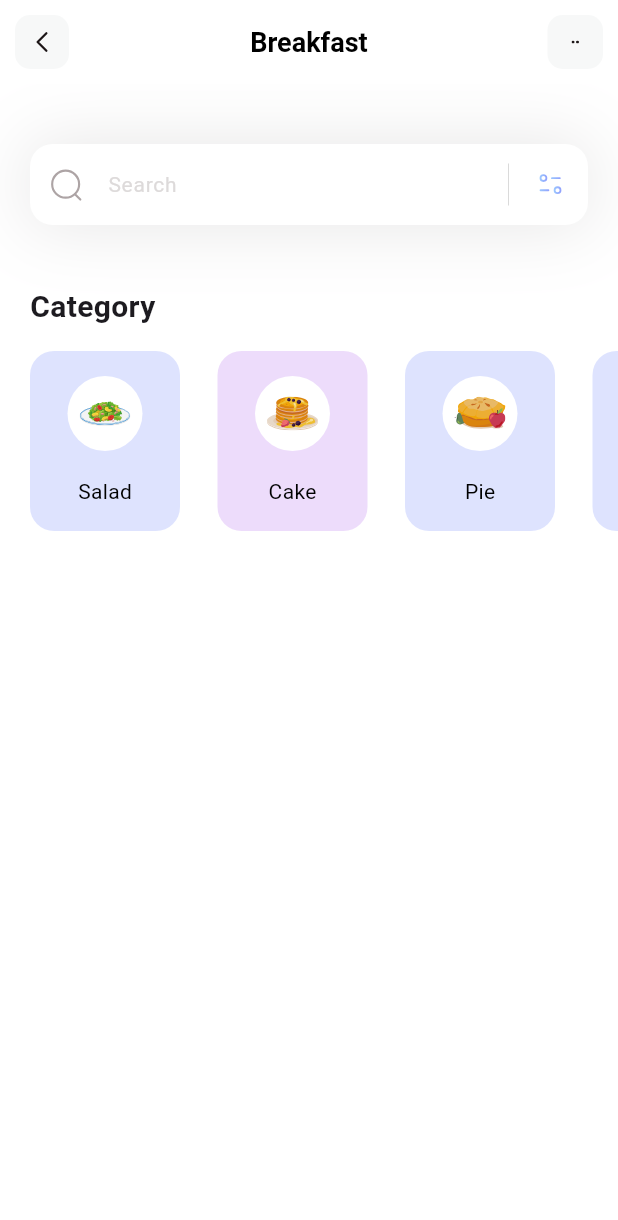
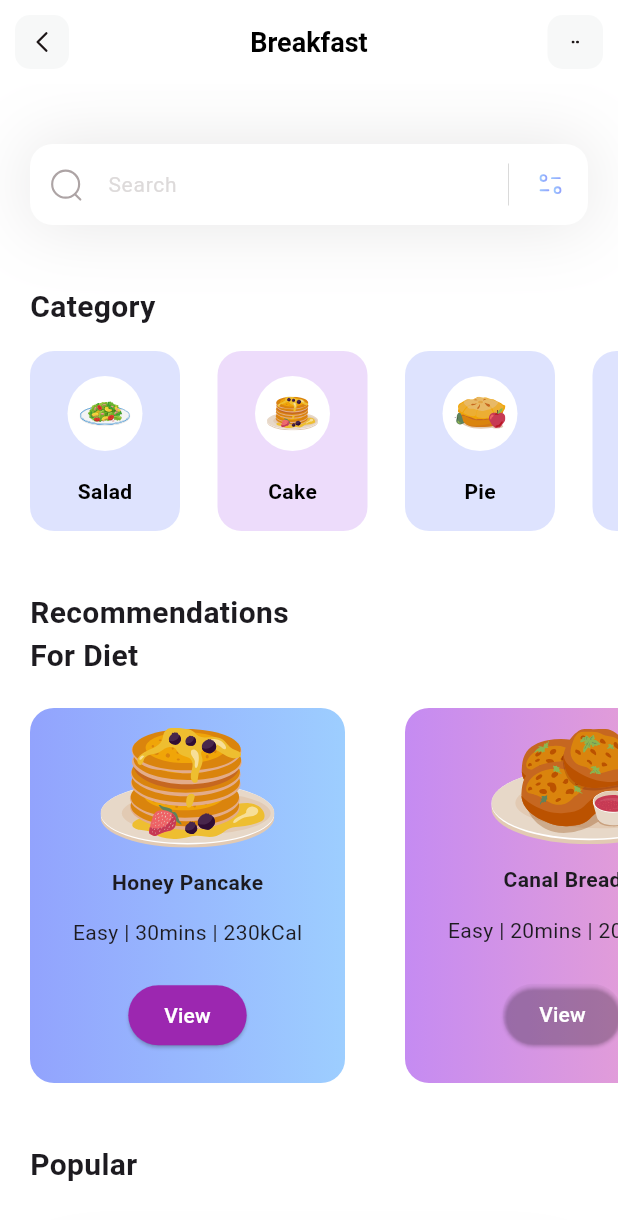
Before and after one commit to Aryan-Sood/Food-App, a Flutter app: the screen it shows after launch, on a phone screen of 412 x 824 dp. Shown: the top 1220 px of the screen. Run offline on Flutter 3.47's test engine with Material 3 defaults, Android fonts, the phone set to English and light mode, and no system bars; our stand-ins replace flutter_svg.

Commit message:
recommendations and popular section

```diff
--- /dev/null
+++ b/lib/models/popular_model.dart
@@ -0,0 +1,30 @@
+class Popular {
+  String path;
+  String name;
+  String desc;
+  bool isSelected;
+
+  Popular({
+    required this.path,
+    required this.name,
+    required this.desc,
+    required this.isSelected,
+  });
+
+  static List<Popular> getPopular() {
+    List<Popular> popular = [];
+
+    popular.add(Popular(
+        path: "assets/icons/pop1.svg",
+        name: "Blueberry Pancake",
+        desc: "Medium | 30mins | 230kCal",
+        isSelected: true));
+    popular.add(Popular(
+        path: "assets/icons/pop2.svg",
+        name: "Salmon Nigiri",
+        desc: "Medium | 20mins | 120kCal",
+        isSelected: false));
+
+    return popular;
+  }
+}
--- /dev/null
+++ b/lib/models/recommendations_model.dart
@@ -0,0 +1,38 @@
+import 'package:flutter/material.dart';
+
+class Recommendations {
+  String path;
+  String name;
+  String desc;
+  LinearGradient boxColor;
+  bool isSelected;
+
+  Recommendations({
+    required this.path,
+    required this.name,
+    required this.desc,
+    required this.boxColor,
+    required this.isSelected,
+  });
+
+  static List<Recommendations> getRecommendations() {
+    List<Recommendations> recommend = [];
+    recommend.add(Recommendations(
+        path: "assets/icons/rec1.svg",
+        name: "Honey Pancake",
+        desc: "Easy | 30mins | 230kCal",
+        boxColor:
+            LinearGradient(colors: [Color(0xff92A3FD), Color(0xff9DCEFF)]),
+        isSelected: true));
+
+    recommend.add(Recommendations(
+        path: "assets/icons/rec2.svg",
+        name: "Canal Bread",
+        desc: "Easy | 20mins | 200kCal",
+        boxColor:
+            LinearGradient(colors: [Color(0xffC58BF2), Color(0xffEEA4CE)]),
+        isSelected: false));
+
+    return recommend;
+  }
+}
--- a/lib/pages/home.dart
+++ b/lib/pages/home.dart
@@ -1,6 +1,8 @@
 import "package:flutter/material.dart";
 import "package:flutter_svg/flutter_svg.dart";
 import "package:food/models/category_model.dart";
+import "package:food/models/popular_model.dart";
+import "package:food/models/recommendations_model.dart";
 
 class HomePage extends StatefulWidget {
   HomePage({super.key});
@@ -11,41 +13,210 @@ class HomePage extends StatefulWidget {
 
 class _HomePageState extends State<HomePage> {
   List<CategoryModel> categories = [];
+  List<Recommendations> recommend = [];
+  List<Popular> popular = [];
 
   void _getCategories() {
     categories = CategoryModel.getCategories();
   }
 
+  void _getRecommendations() {
+    recommend = Recommendations.getRecommendations();
+  }
+
+  void _getPopular() {
+    popular = Popular.getPopular();
+  }
+
   @override
   void initState() {
     _getCategories();
+    _getRecommendations();
+    _getPopular();
   }
 
   @override
   Widget build(BuildContext context) {
     _getCategories();
+    _getRecommendations();
+    _getPopular();
     return Scaffold(
       appBar: appBar(),
-      backgroundColor: Colors.white,
-      body: Column(
+      backgroundColor: Color(0xffFFFFFF),
+      body: SingleChildScrollView(
+        child: Column(
           crossAxisAlignment: CrossAxisAlignment.start,
           children: [
             searchBar(),
-          SizedBox(
+            const SizedBox(
               height: 40,
             ),
-          Padding(
-            padding: const EdgeInsets.only(left: 20),
+            const Padding(
+              padding: EdgeInsets.only(left: 20),
               child: Text(
                 "Category",
                 style: TextStyle(fontWeight: FontWeight.bold, fontSize: 20),
               ),
             ),
-          SizedBox(
+            const SizedBox(
               height: 15,
             ),
             categories_section(),
+            const SizedBox(
+              height: 40,
+            ),
+            const Padding(
+              padding: EdgeInsets.only(left: 20),
+              child: Text(
+                "Recommendations\nFor Diet",
+                style: TextStyle(fontWeight: FontWeight.bold, fontSize: 20),
+              ),
+            ),
+            const SizedBox(
+              height: 20,
+            ),
+            _recommendations(),
+            const SizedBox(
+              height: 40,
+            ),
+            const Padding(
+              padding: EdgeInsets.only(left: 20),
+              child: Text(
+                "Popular",
+                style: TextStyle(fontWeight: FontWeight.bold, fontSize: 20),
+              ),
+            ),
+            const SizedBox(
+              height: 40,
+            ),
+            _popular(),
+            SizedBox(
+              height: 40,
+            )
           ],
+        ),
+      ),
+    );
+  }
+
+  Container _popular() {
+    return Container(
+      color: Color(0xffFFFFFF),
+      child: ListView.separated(
+        scrollDirection: Axis.vertical,
+        itemBuilder: (context, index) {
+          return Padding(
+            padding: const EdgeInsets.all(8.0),
+            child: Container(
+              height: 100,
+              decoration: BoxDecoration(
+                borderRadius: BorderRadius.circular(16),
+                boxShadow: [
+                  BoxShadow(
+                    color: Color(0xff1D1617).withOpacity(0.07),
+                    offset: Offset(0, 10),
+                    blurRadius: 40,
+                    spreadRadius: 0,
+                  )
+                ],
+                color: Colors.white,
+              ),
+              margin: EdgeInsets.only(left: 20, right: 20),
+              child: Row(
+                mainAxisAlignment: MainAxisAlignment.spaceEvenly,
+                crossAxisAlignment: CrossAxisAlignment.center,
+                children: [
+                  SvgPicture.asset(popular[index].path),
+                  Column(
+                    mainAxisAlignment: MainAxisAlignment.center,
+                    children: [
+                      Text(
+                        popular[index].name,
+                        style: TextStyle(
+                            fontWeight: FontWeight.bold, fontSize: 14),
+                      ),
+                      Text(
+                        popular[index].desc,
+                        style: TextStyle(
+                            fontWeight: FontWeight.w400, fontSize: 14),
+                      ),
+                    ],
+                  ),
+                  Container(
+                    padding: EdgeInsets.all(0),
+                    width: 35,
+                    height: 35,
+                    decoration: BoxDecoration(
+                      shape: BoxShape.circle,
+                      color: Colors.white,
+                    ),
+                    child: Icon(
+                      Icons.arrow_circle_right_rounded,
+                      color: Colors.grey,
+                      size: 30,
+                    ),
+                  ),
+                ],
+              ),
+            ),
+          );
+        },
+        separatorBuilder: (context, index) => const SizedBox(
+          height: 5,
+        ),
+        itemCount: popular.length,
+        shrinkWrap: true,
+      ),
+    );
+  }
+
+  Padding _recommendations() {
+    return Padding(
+      padding: const EdgeInsets.only(left: 20),
+      child: Container(
+        height: 250,
+        child: ListView.separated(
+            scrollDirection: Axis.horizontal,
+            itemBuilder: (context, index) {
+              return Container(
+                width: 210,
+                padding: const EdgeInsets.only(left: 20, right: 20),
+                decoration: BoxDecoration(
+                  borderRadius: BorderRadius.circular(16),
+                  gradient: recommend[index].boxColor,
+                ),
+                child: Column(
+                  mainAxisAlignment: MainAxisAlignment.spaceEvenly,
+                  crossAxisAlignment: CrossAxisAlignment.center,
+                  children: [
+                    SvgPicture.asset(recommend[index].path),
+                    Text(recommend[index].name,
+                        style: TextStyle(
+                            fontWeight: FontWeight.bold, fontSize: 14)),
+                    Text(recommend[index].desc),
+                    Padding(
+                      padding: EdgeInsets.all(8.0),
+                      child: ElevatedButton(
+                        style: ElevatedButton.styleFrom(
+                          backgroundColor: recommend[index].isSelected
+                              ? Colors.purple
+                              : Colors.transparent,
+                        ),
+                        onPressed: () {},
+                        child: Text(
+                          "View",
+                          style: TextStyle(color: Colors.white),
+                        ),
+                      ),
+                    ),
+                  ],
+                ),
+              );
+            },
+            separatorBuilder: (context, index) => const SizedBox(
+                  width: 40,
+                ),
+            itemCount: recommend.length),
       ),
     );
   }
@@ -55,9 +226,9 @@ class _HomePageState extends State<HomePage> {
       height: 120,
       child: ListView.separated(
           scrollDirection: Axis.horizontal,
-          padding: EdgeInsets.only(left: 20, right: 20),
+          padding: const EdgeInsets.only(left: 20, right: 20),
           itemCount: categories.length,
-          separatorBuilder: (context, index) => SizedBox(
+          separatorBuilder: (context, index) => const SizedBox(
                 width: 25,
               ),
           itemBuilder: (context, index) {
@@ -72,7 +243,7 @@ class _HomePageState extends State<HomePage> {
                   Container(
                     width: 50,
                     height: 50,
-                    decoration: BoxDecoration(
+                    decoration: const BoxDecoration(
                         color: Colors.white, shape: BoxShape.circle),
                     child: Padding(
                       padding: const EdgeInsets.all(8),
@@ -81,8 +252,8 @@ class _HomePageState extends State<HomePage> {
                   ),
                   Text(
                     categories[index].name,
-                    style: TextStyle(
-                      fontWeight: FontWeight.w400,
+                    style: const TextStyle(
+                      fontWeight: FontWeight.bold,
                       color: Colors.black,
                       fontSize: 14,
                     ),
@@ -96,10 +267,10 @@ class _HomePageState extends State<HomePage> {
 
   Container searchBar() {
     return Container(
-      margin: EdgeInsets.only(top: 40, left: 20, right: 20),
+      margin: const EdgeInsets.only(top: 40, left: 20, right: 20),
       decoration: BoxDecoration(boxShadow: [
         BoxShadow(
-          color: Color(0xff1D1617).withOpacity(0.11),
+          color: const Color(0xff1D1617).withOpacity(0.11),
           blurRadius: 40,
           spreadRadius: 0.0,
         )
@@ -118,7 +289,7 @@ class _HomePageState extends State<HomePage> {
                 child: Row(
                   mainAxisAlignment: MainAxisAlignment.end,
                   children: [
-                    VerticalDivider(
+                    const VerticalDivider(
                       color: Colors.black,
                       thickness: 0.1,
                       indent: 10,
@@ -133,9 +304,9 @@ class _HomePageState extends State<HomePage> {
                 ),
               ),
             ),
-            contentPadding: EdgeInsets.all(15),
+            contentPadding: const EdgeInsets.all(15),
             hintText: "Search",
-            hintStyle: TextStyle(color: Color(0xffDDDADA), fontSize: 14),
+            hintStyle: const TextStyle(color: Color(0xffDDDADA), fontSize: 14),
             border: OutlineInputBorder(
               borderRadius: BorderRadius.circular(15),
               borderSide: BorderSide.none,
@@ -146,7 +317,7 @@ class _HomePageState extends State<HomePage> {
 
   AppBar appBar() {
     return AppBar(
-      title: Text(
+      title: const Text(
         "Breakfast",
         style: TextStyle(
             color: Colors.black, fontSize: 18, fontWeight: FontWeight.bold),
@@ -157,7 +328,7 @@ class _HomePageState extends State<HomePage> {
       leading: GestureDetector(
         onTap: () {},
         child: Container(
-          margin: EdgeInsets.all(10),
+          margin: const EdgeInsets.all(10),
           alignment: Alignment.center,
           child: SvgPicture.asset(
             'assets/icons/back-arrow.svg',
@@ -165,7 +336,7 @@ class _HomePageState extends State<HomePage> {
             width: 20,
           ),
           decoration: BoxDecoration(
-              color: Color(0xffF7F8F8),
+              color: const Color(0xffF7F8F8),
               borderRadius: BorderRadius.circular(10)),
         ),
       ),
@@ -173,7 +344,7 @@ class _HomePageState extends State<HomePage> {
         GestureDetector(
           onTap: () {},
           child: Container(
-            margin: EdgeInsets.all(10),
+            margin: const EdgeInsets.all(10),
             width: 37,
             alignment: Alignment.center,
             child: SvgPicture.asset(
@@ -182,7 +353,7 @@ class _HomePageState extends State<HomePage> {
               width: 5,
             ),
             decoration: BoxDecoration(
-                color: Color(0xffF7F8F8),
+                color: const Color(0xffF7F8F8),
                 borderRadius: BorderRadius.circular(10)),
           ),
         )
```
Also changed, not shown: assets/icons/pop1.svg (added), assets/icons/pop2.svg (added), assets/icons/rec1.svg (added), assets/icons/rec2.svg (added). Lines whose indentation alone changed are shown as unchanged.
